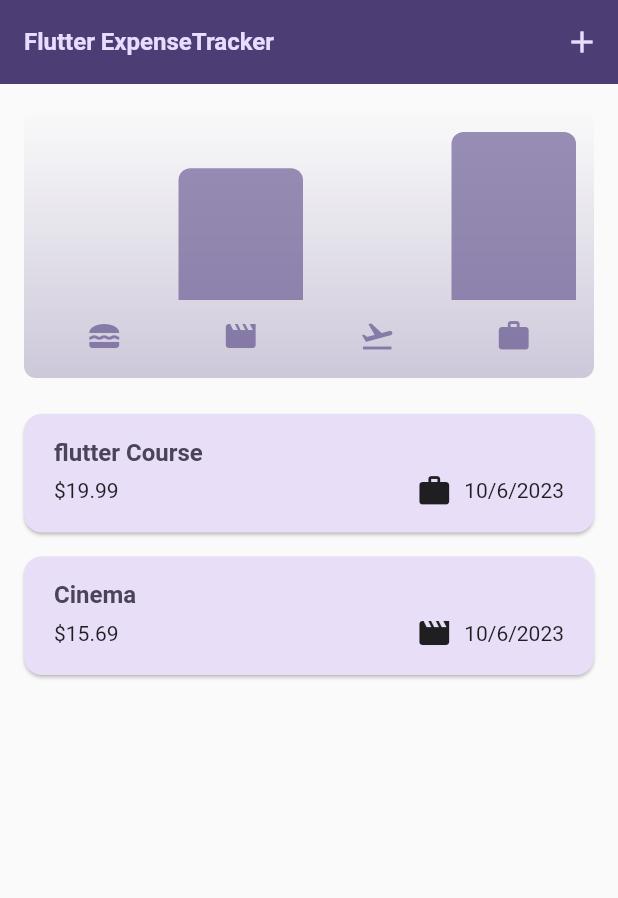
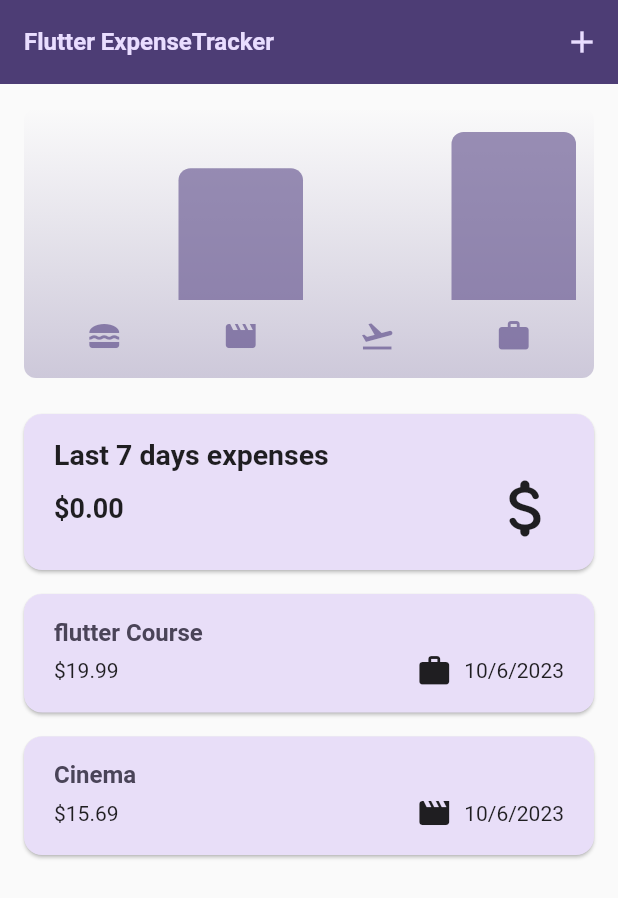
Before and after one commit to rednas-source/ExpensesApp, a Flutter app: the screen it shows after launch, on a phone screen of 412 x 824 dp. Shown: the top 898 px of the screen. Run offline on Flutter 3.47's test engine with Material 2 defaults, Android fonts, the phone set to English and light mode, and no system bars.

Commit message:
Added extra functionality: expenses last 7 days

```diff
--- a/lib/widgets/expenses.dart
+++ b/lib/widgets/expenses.dart
@@ -65,6 +65,23 @@ class _ExpensesState extends State<Expenses> {
     );
   }
 
+  double calculateLastWeekExpenses() {
+    // Calculate the date one week ago from today
+    final DateTime now = DateTime.now();
+    final DateTime lastWeek = now.subtract(const Duration(days: 7));
+
+    // Filter and sum expenses that are within the last week
+    double totalLastWeekExpenses = 0;
+
+    for (final expense in _registeredExpenses) {
+      final expenseDate = expense.date;
+      if (expenseDate.isAfter(lastWeek) && expenseDate.isBefore(now)) {
+        totalLastWeekExpenses += expense.amount;
+      }
+    }
+    return totalLastWeekExpenses;
+  }
+
   @override
   Widget build(BuildContext context) {
     var width = MediaQuery.of(context).size.width;
@@ -92,6 +109,39 @@ class _ExpensesState extends State<Expenses> {
           ? Column(
               children: [
                 Chart(expenses: _registeredExpenses),
+                Card(
+                  child: Padding(
+                    padding: const EdgeInsets.symmetric(
+                      horizontal: 20,
+                      vertical: 16,
+                    ),
+                    child: Column(
+                      crossAxisAlignment: CrossAxisAlignment.start,
+                      children: [
+                        const Text('Last 7 days expenses',
+                            style: TextStyle(
+                                fontSize: 19, fontWeight: FontWeight.bold)),
+                        Row(
+                          children: [
+                            Text(
+                                '\$${calculateLastWeekExpenses().toStringAsFixed(2)}',
+                                style: const TextStyle(
+                                    fontSize: 18, fontWeight: FontWeight.bold)),
+                            const Spacer(),
+                            const Row(
+                              children: [
+                                Icon(
+                                  Icons.attach_money_rounded,
+                                  size: 50,
+                                ),
+                              ],
+                            ),
+                          ],
+                        ),
+                      ],
+                    ),
+                  ),
+                ),
                 Expanded(
                   child: mainContent,
                 ),
@@ -99,11 +149,51 @@ class _ExpensesState extends State<Expenses> {
             )
           : Row(
               children: [
-                Expanded(child: Chart(expenses: _registeredExpenses),
+                Expanded(
+                  child: Column(
+                    children: [
+                      Chart(expenses: _registeredExpenses),
+                      Card(
+                        child: Padding(
+                          padding: const EdgeInsets.symmetric(
+                            horizontal: 20,
+                            vertical: 16,
+                          ),
+                          child: Column(
+                            crossAxisAlignment: CrossAxisAlignment.start,
+                            children: [
+                              const Text('Last 7 days expenses',
+                                  style: TextStyle(
+                                      fontSize: 19,
+                                      fontWeight: FontWeight.bold)),
+                              Row(
+                                children: [
+                                  Text(
+                                      '\$${calculateLastWeekExpenses().toStringAsFixed(2)}',
+                                      style: const TextStyle(
+                                          fontSize: 18,
+                                          fontWeight: FontWeight.bold)),
+                                  const Spacer(),
+                                  const Row(
+                                    children: [
+                                      Icon(
+                                        Icons.attach_money_rounded,
+                                        size: 50,
+                                      ),
+                                    ],
+                                  ),
+                                ],
+                              ),
+                            ],
+                          ),
+                        ),
+                      ),
+                    ],
+                  ),
                 ),
                 Expanded(
                   child: mainContent,
-                )
+                ),
               ],
             ),
     );
```
